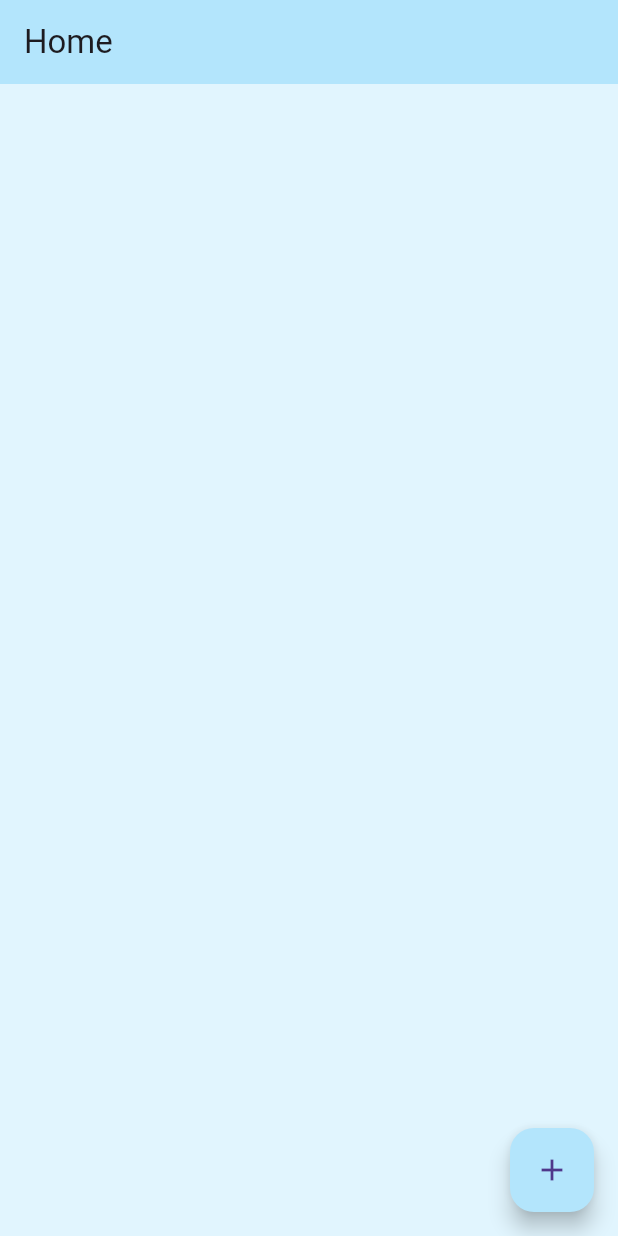
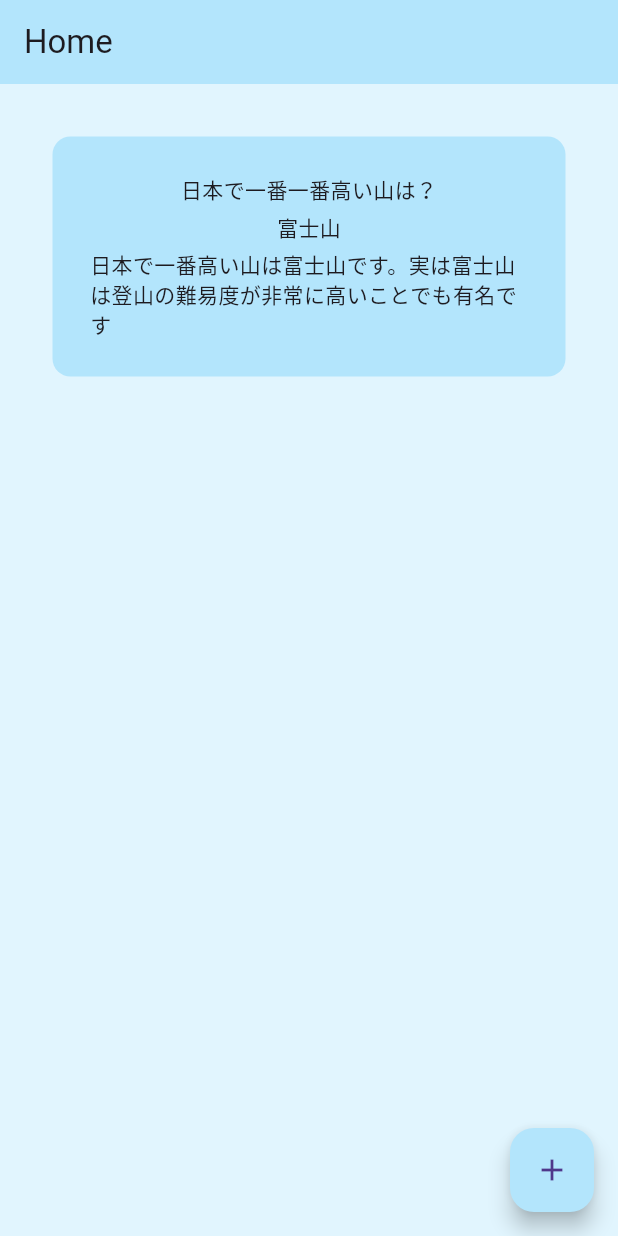
Before and after one commit to 54-xenon/AnkiCards-Flutter, a Flutter app: the screen it shows after launch, on a phone screen of 412 x 824 dp. Run offline on Flutter 3.47's test engine with Material 3 defaults, Android fonts, the phone set to English and light mode, and no system bars.

Commit message:
カードを正しく表示

```diff
--- a/lib/screens/home_page.dart
+++ b/lib/screens/home_page.dart
@@ -1,21 +1,41 @@
+import 'package:ankicards/widget/cardCotainer.dart';
 import 'package:flutter/material.dart';
 
-class HomePage extends StatelessWidget {
+class HomePage extends StatefulWidget {
   const HomePage({super.key});
 
   @override
+  State<HomePage> createState() => _HomePageState();
+}
+
+class _HomePageState extends State<HomePage> {
+  List cardList = [
+    // id, question, answer, explanation
+    [001, '日本で一番一番高い山は？', '富士山', '日本で一番高い山は富士山です。実は富士山は登山の難易度が非常に高いことでも有名です'],
+  ];
+
+  // カードを追加する関数
+  // カードを更新する関数
+  // カードを削除する関数
+  @override
   Widget build(BuildContext context) {
     return Scaffold(
-      appBar: AppBar(
-        title: const Text("Home"),
-        elevation: 0
-      ),
+      appBar: AppBar(title: const Text("Home"), elevation: 0),
       body: Padding(
         padding: const EdgeInsets.symmetric(
-          horizontal: 10,  //横方向
-          vertical: 10  //縦歩行
+          horizontal: 10, //横方向
+          vertical: 10, //縦歩行
         ),
-        child: Container(
+        child: ListView.builder(
+          itemCount: cardList.length,
+          itemBuilder: (context, index) {
+            return Cardcotainer(
+              id: cardList[index][0],
+              question: cardList[index][1],
+              answer: cardList[index][2],
+              explanation: cardList[index][3],
+            );
+          },
         ),
       ),
       floatingActionButton: FloatingActionButton(
--- a/lib/screens/profile_page.dart
+++ /dev/null
@@ -1 +0,0 @@
-import 'package:flutter/material.dart';
--- a/lib/widget/cardCotainer.dart
+++ b/lib/widget/cardCotainer.dart
@@ -1 +1,47 @@
 import 'package:flutter/material.dart';
+
+class Cardcotainer extends StatelessWidget {
+  final int id;
+  final String question;
+  final String answer;
+  final String explanation;
+  const Cardcotainer({
+    super.key,
+    required this.id,
+    required this.question,
+    required this.answer,
+    required this.explanation
+  });
+
+  @override
+  Widget build(BuildContext context) {
+    return Padding(
+      // question
+      padding: const EdgeInsets.only(top: 25, left: 25, right: 25),
+      child: Container(
+        padding: const EdgeInsets.all(25),
+        decoration: BoxDecoration(
+          color: Colors.lightBlue[100],
+          borderRadius: BorderRadius.circular(12),
+        ),
+        child: Column(
+          children: [
+            // question
+            Text(
+              question
+            ),
+            SizedBox(height: 5),
+            // answer
+            Text(
+              answer
+            ),
+            SizedBox(height: 5),
+            Text(
+              explanation
+            )
+          ],
+        ),
+      ),
+    );
+  }
+}
```
Also changed, not shown: lib/models/flashCard.dart (+17 -0 lines), lib/screens/create_page.dart (added, +27 -0 lines), lib/widget/buttonContainer.dart (+19 -0 lines).
